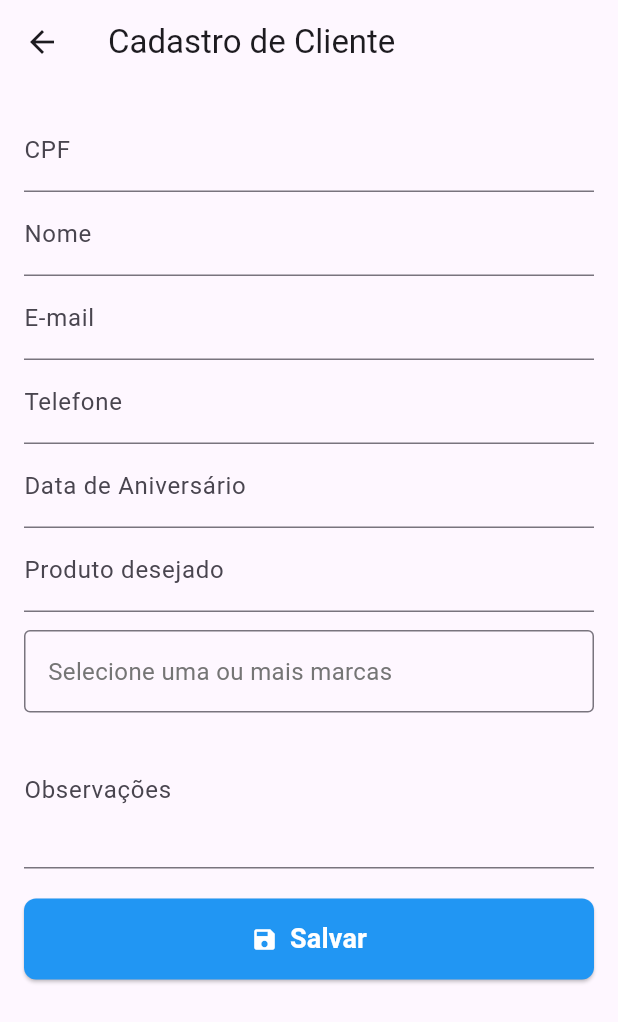
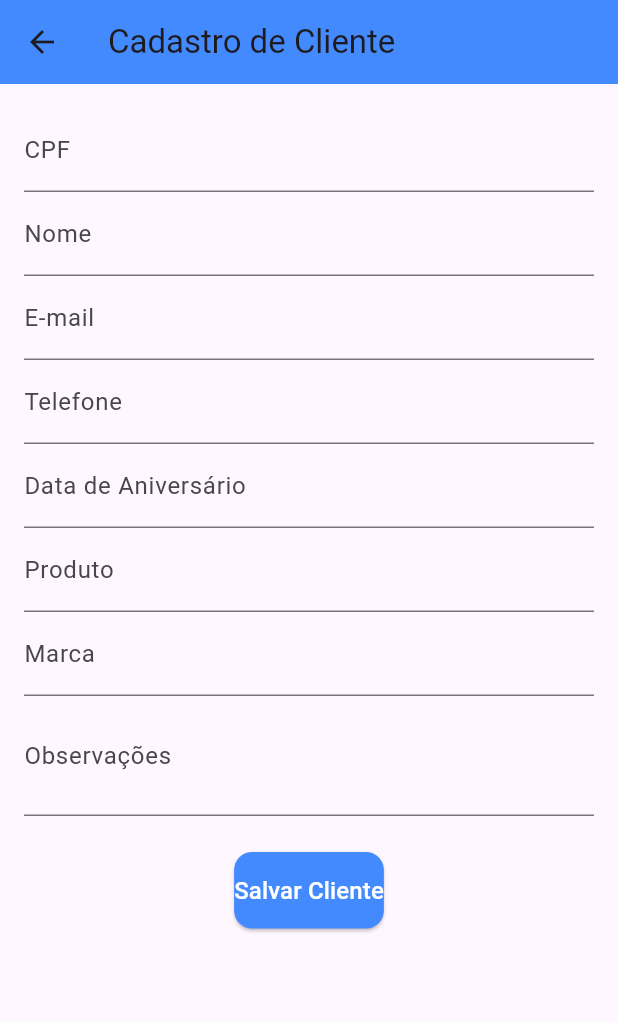
Before and after one commit to PJosquin/cadastro_clientes_final, a Flutter app: the CadastroPage screen opened directly, on a phone screen of 412 x 824 dp. Shown: the top 1022 px of the screen. Run offline on Flutter 3.47's test engine with Material 3 defaults, Android fonts, the phone set to English and light mode, and no system bars; our stand-ins replace cloud_firestore, firebase_core, flutter_masked_text2, mask_text_input_formatter; missing offline and left inert: mobile_scanner, qr_code_scanner; accounts and stored records are empty.

Commit message:
v6.7-base-estavel restaurada antes das melhorias

```diff
--- a/lib/cadastro_page.dart
+++ b/lib/cadastro_page.dart
@@ -1,13 +1,13 @@
 import 'package:flutter/material.dart';
+import 'package:flutter_masked_text2/flutter_masked_text2.dart';
+import 'package:url_launcher/url_launcher.dart';
 import 'package:cloud_firestore/cloud_firestore.dart';
-import 'package:flutter_masked_text2/flutter_masked_text2.dart';
-import 'widgets/brand_multi_select_field.dart';
 
 class CadastroPage extends StatefulWidget {
   const CadastroPage({Key? key}) : super(key: key);
 
   @override
-  State<CadastroPage> createState() => _CadastroPageState();
+  _CadastroPageState createState() => _CadastroPageState();
 }
 
 class _CadastroPageState extends State<CadastroPage> {
@@ -19,127 +19,153 @@ class _CadastroPageState extends State<CadastroPage> {
   final telefoneController = MaskedTextController(mask: '(00) 00000-0000');
   final aniversarioController = MaskedTextController(mask: '00/00/0000');
   final produtoController = TextEditingController();
+  final marcaController = TextEditingController();
   final observacoesController = TextEditingController();
 
-  // Lista de múltiplas marcas selecionadas
-  List<String> _marcasSelecionadas = [];
-
-  final DateTime dataCadastro = DateTime.now();
+  bool _mostrarBotaoWhatsApp = false;
 
   Future<void> _salvarCliente() async {
     if (!_formKey.currentState!.validate()) return;
 
-    try {
-      await FirebaseFirestore.instance.collection('clientes').add({
+    final cliente = {
       'cpf': cpfController.text.trim(),
       'nome': nomeController.text.trim(),
       'email': emailController.text.trim(),
       'telefone': telefoneController.text.trim(),
       'aniversario': aniversarioController.text.trim(),
       'produto': produtoController.text.trim(),
-        'marcas': _marcasSelecionadas,
+      'marcas': [marcaController.text.trim()],
       'observacoes': observacoesController.text.trim(),
-        'dataCadastro': dataCadastro,
-      });
+      'dataCadastro': FieldValue.serverTimestamp(),
+    };
+
+    await FirebaseFirestore.instance.collection('clientes').add(cliente);
 
     ScaffoldMessenger.of(context).showSnackBar(
-        const SnackBar(content: Text('Cliente salvo com sucesso!')),
+      const SnackBar(
+        content: Text('Cliente salvo com sucesso!'),
+        duration: Duration(seconds: 2),
+      ),
     );
 
-      _formKey.currentState!.reset();
-      cpfController.updateText('');
-      telefoneController.updateText('');
-      aniversarioController.updateText('');
-      nomeController.clear();
-      emailController.clear();
-      produtoController.clear();
-      observacoesController.clear();
-      setState(() => _marcasSelecionadas = []);
-    } catch (e) {
+    setState(() {
+      _mostrarBotaoWhatsApp = true;
+    });
+  }
+
+  void _enviarWhatsApp() async {
+    final telefone = telefoneController.text
+        .replaceAll(RegExp(r'[^0-9]'), '');
+    if (telefone.isEmpty) return;
+
+    final mensagem = Uri.encodeComponent(
+      'Olá! Queremos agradecer de coração pela sua compra. '
+      'Ficamos muito felizes em ter você como cliente!\n\n'
+      'Este é o nosso contato oficial. Anote aí! '
+      'Estamos à disposição para qualquer dúvida ou suporte que precisar.',
+    );
+
+    final url = Uri.parse('https://wa.me/55$telefone?text=$mensagem');
+    if (await canLaunchUrl(url)) {
+      await launchUrl(url, mode: LaunchMode.externalApplication);
+    } else {
       ScaffoldMessenger.of(context).showSnackBar(
-        SnackBar(content: Text('Erro ao salvar: $e')),
+        const SnackBar(content: Text('Não foi possível abrir o WhatsApp')),
       );
     }
   }
 
   @override
+  void dispose() {
+    cpfController.dispose();
+    nomeController.dispose();
+    emailController.dispose();
+    telefoneController.dispose();
+    aniversarioController.dispose();
+    produtoController.dispose();
+    marcaController.dispose();
+    observacoesController.dispose();
+    super.dispose();
+  }
+
+  @override
   Widget build(BuildContext context) {
     return Scaffold(
-      appBar: AppBar(title: const Text('Cadastro de Cliente')),
-      body: Padding(
-        padding: const EdgeInsets.all(16),
+      appBar: AppBar(
+        title: const Text('Cadastro de Cliente'),
+        backgroundColor: Colors.blueAccent,
+      ),
+      body: SingleChildScrollView(
+        padding: const EdgeInsets.all(16.0),
         child: Form(
           key: _formKey,
-          child: ListView(
+          child: Column(
             children: [
               TextFormField(
                 controller: cpfController,
                 decoration: const InputDecoration(labelText: 'CPF'),
+                keyboardType: TextInputType.number,
               ),
               TextFormField(
                 controller: nomeController,
                 decoration: const InputDecoration(labelText: 'Nome'),
-                validator: (v) =>
-                    (v == null || v.isEmpty) ? 'Informe o nome' : null,
               ),
               TextFormField(
                 controller: emailController,
                 decoration: const InputDecoration(labelText: 'E-mail'),
+                keyboardType: TextInputType.emailAddress,
               ),
               TextFormField(
                 controller: telefoneController,
                 decoration: const InputDecoration(labelText: 'Telefone'),
-                validator: (v) =>
-                    (v == null || v.isEmpty) ? 'Informe o telefone' : null,
+                keyboardType: TextInputType.phone,
               ),
               TextFormField(
                 controller: aniversarioController,
-                decoration:
-                    const InputDecoration(labelText: 'Data de Aniversário'),
+                decoration: const InputDecoration(labelText: 'Data de Aniversário'),
+                keyboardType: TextInputType.number,
               ),
               TextFormField(
                 controller: produtoController,
-                decoration:
-                    const InputDecoration(labelText: 'Produto desejado'),
+                decoration: const InputDecoration(labelText: 'Produto'),
               ),
-              const SizedBox(height: 12),
-
-              // Campo de múltiplas marcas
-              BrandMultiSelectField(
-                initialValue: _marcasSelecionadas,
-                onSaved: (list) =>
-                    _marcasSelecionadas = List<String>.from(list ?? []),
+              TextFormField(
+                controller: marcaController,
+                decoration: const InputDecoration(labelText: 'Marca'),
               ),
-
               TextFormField(
                 controller: observacoesController,
                 decoration: const InputDecoration(labelText: 'Observações'),
-                maxLines: 3,
+                maxLines: 2,
               ),
-              const SizedBox(height: 20),
-
-              // Botão salvar
-              SizedBox(
-                width: double.infinity,
-                child: ElevatedButton.icon(
+              const SizedBox(height: 24),
+              ElevatedButton(
+                onPressed: _salvarCliente,
                 style: ElevatedButton.styleFrom(
-                    backgroundColor: Colors.blue,
-                    padding: const EdgeInsets.symmetric(
-                        vertical: 14, horizontal: 20),
+                  backgroundColor: Colors.blueAccent,
+                  padding: const EdgeInsets.symmetric(vertical: 14),
                   shape: RoundedRectangleBorder(
-                      borderRadius: BorderRadius.circular(8),
+                      borderRadius: BorderRadius.circular(12)),
+                ),
+                child: const Text(
+                  'Salvar Cliente',
+                  style: TextStyle(fontSize: 16, color: Colors.white),
                 ),
               ),
-                  onPressed: _salvarCliente,
-                  icon: const Icon(Icons.save, color: Colors.white),
+              const SizedBox(height: 16),
+              if (_mostrarBotaoWhatsApp)
+                ElevatedButton.icon(
+                  onPressed: _enviarWhatsApp,
+                  icon: const Icon(Icons.chat, color: Colors.white),
                   label: const Text(
-                    'Salvar',
-                    style: TextStyle(
-                      fontSize: 18,
-                      color: Colors.white,
-                      fontWeight: FontWeight.bold,
+                    "Enviar mensagem via WhatsApp",
+                    style: TextStyle(fontSize: 16, color: Colors.white),
                   ),
-                  ),
+                  style: ElevatedButton.styleFrom(
+                    backgroundColor: Colors.green,
+                    padding: const EdgeInsets.symmetric(vertical: 14),
+                    shape: RoundedRectangleBorder(
+                        borderRadius: BorderRadius.circular(12)),
                   ),
                 ),
             ],
--- a/pubspec.yaml
+++ b/pubspec.yaml
@@ -15,7 +15,7 @@ dependencies:
   # 🔹 Pacotes 100% compatíveis com Flutter 3.19.6
   firebase_core: ^4.2.0
   cloud_firestore: ^6.0.3
-  flutter_masked_text2: 0.9.1
+  flutter_masked_text2: ^0.9.1
   mask_text_input_formatter: ^2.9.0
   intl: ^0.20.2
   font_awesome_flutter: ^10.11.0
```
Also changed, not shown: 1 other file. Lines whose indentation alone changed are shown as unchanged.
